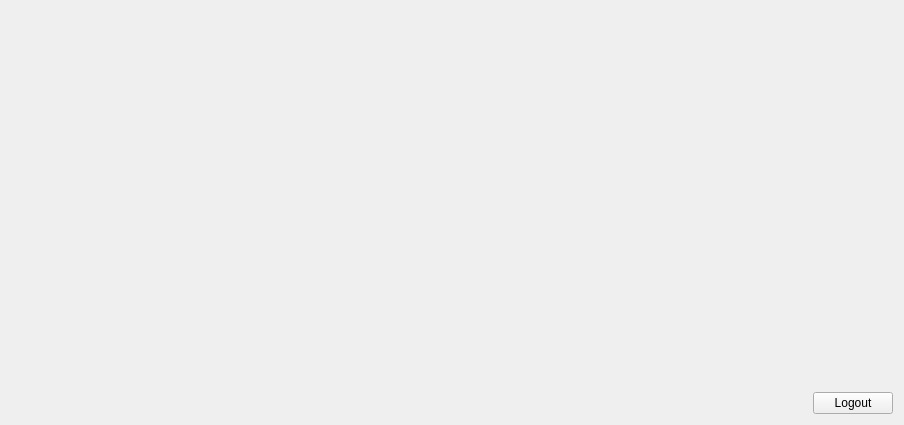
Before: the Qt Designer form Qt-Widgets-Examples/QStackedWidget-Example/src/screen/ui/MainMenuScreen.ui in STyulenev/Qt-CPP-Examples, drawn with Qt 5.
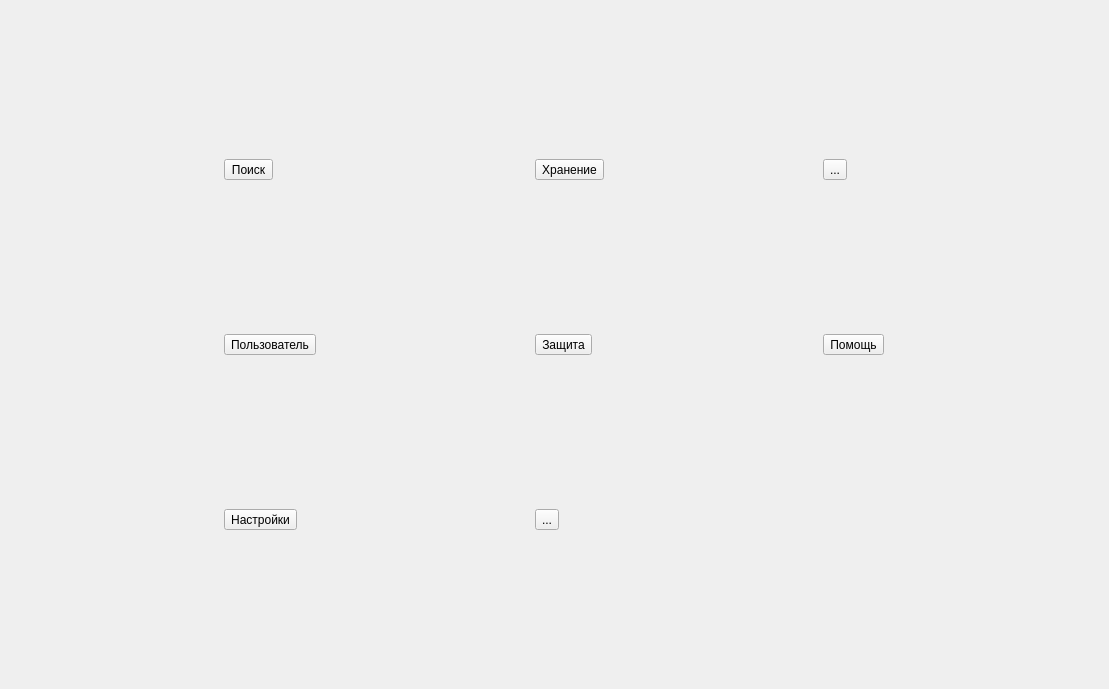
After: the same form once the commit is applied. Icons and pictures are not drawn.

Commit message: Added several screens

What changed in the file:
```diff
--- a/Qt-Widgets-Examples/QStackedWidget-Example/src/screen/ui/MainMenuScreen.ui
+++ b/Qt-Widgets-Examples/QStackedWidget-Example/src/screen/ui/MainMenuScreen.ui
@@ -6,8 +6,8 @@
    <rect>
     <x>0</x>
     <y>0</y>
-    <width>904</width>
-    <height>425</height>
+    <width>1109</width>
+    <height>689</height>
    </rect>
   </property>
   <property name="windowTitle">
@@ -15,45 +15,164 @@
   </property>
   <layout class="QGridLayout" name="gridLayout">
    <item row="0" column="0">
-    <layout class="QVBoxLayout" name="verticalLayout">
-     <item>
-      <spacer name="verticalSpacer">
-       <property name="orientation">
-        <enum>Qt::Vertical</enum>
-       </property>
-       <property name="sizeHint" stdset="0">
-        <size>
-         <width>20</width>
-         <height>40</height>
-        </size>
-       </property>
-      </spacer>
-     </item>
-     <item>
-      <layout class="QHBoxLayout" name="horizontalLayout">
-       <item>
-        <spacer name="horizontalSpacer">
-         <property name="orientation">
-          <enum>Qt::Horizontal</enum>
-         </property>
-         <property name="sizeHint" stdset="0">
-          <size>
-           <width>40</width>
-           <height>20</height>
-          </size>
-         </property>
-        </spacer>
-       </item>
-       <item>
-        <widget class="QPushButton" name="pushButton">
-         <property name="text">
-          <string>Logout</string>
-         </property>
-        </widget>
-       </item>
-      </layout>
-     </item>
-    </layout>
+    <widget class="QToolButton" name="toolButton">
+     <property name="text">
+      <string>Поиск</string>
+     </property>
+     <property name="icon">
+      <iconset resource="../../../resource.qrc">
+       <normaloff>:/res/icon/main_data.png</normaloff>:/res/icon/main_data.png</iconset>
+     </property>
+     <property name="iconSize">
+      <size>
+       <width>128</width>
+       <height>128</height>
+      </size>
+     </property>
+     <property name="toolButtonStyle">
+      <enum>Qt::ToolButtonTextUnderIcon</enum>
+     </property>
+    </widget>
+   </item>
+   <item row="0" column="1">
+    <widget class="QToolButton" name="toolButton_2">
+     <property name="text">
+      <string>Хранение</string>
+     </property>
+     <property name="icon">
+      <iconset resource="../../../resource.qrc">
+       <normaloff>:/res/icon/main_about.png</normaloff>:/res/icon/main_about.png</iconset>
+     </property>
+     <property name="iconSize">
+      <size>
+       <width>128</width>
+       <height>128</height>
+      </size>
+     </property>
+     <property name="toolButtonStyle">
+      <enum>Qt::ToolButtonTextUnderIcon</enum>
+     </property>
+    </widget>
+   </item>
+   <item row="0" column="2">
+    <widget class="QToolButton" name="toolButton_3">
+     <property name="text">
+      <string>...</string>
+     </property>
+     <property name="icon">
+      <iconset resource="../../../resource.qrc">
+       <normaloff>:/res/icon/main_company.png</normaloff>:/res/icon/main_company.png</iconset>
+     </property>
+     <property name="iconSize">
+      <size>
+       <width>128</width>
+       <height>128</height>
+      </size>
+     </property>
+     <property name="toolButtonStyle">
+      <enum>Qt::ToolButtonTextUnderIcon</enum>
+     </property>
+    </widget>
+   </item>
+   <item row="1" column="0">
+    <widget class="QToolButton" name="userScreenButton">
+     <property name="text">
+      <string>Пользователь</string>
+     </property>
+     <property name="icon">
+      <iconset resource="../../../resource.qrc">
+       <normaloff>:/res/icon/main_person.png</normaloff>:/res/icon/main_person.png</iconset>
+     </property>
+     <property name="iconSize">
+      <size>
+       <width>128</width>
+       <height>128</height>
+      </size>
+     </property>
+     <property name="toolButtonStyle">
+      <enum>Qt::ToolButtonTextUnderIcon</enum>
+     </property>
+    </widget>
+   </item>
+   <item row="1" column="1">
+    <widget class="QToolButton" name="toolButton_7">
+     <property name="text">
+      <string>Защита</string>
+     </property>
+     <property name="icon">
+      <iconset resource="../../../resource.qrc">
+       <normaloff>:/res/icon/main_main.png</normaloff>:/res/icon/main_main.png</iconset>
+     </property>
+     <property name="iconSize">
+      <size>
+       <width>128</width>
+       <height>128</height>
+      </size>
+     </property>
+     <property name="toolButtonStyle">
+      <enum>Qt::ToolButtonTextUnderIcon</enum>
+     </property>
+    </widget>
+   </item>
+   <item row="1" column="2">
+    <widget class="QToolButton" name="toolButton_6">
+     <property name="text">
+      <string>Помощь</string>
+     </property>
+     <property name="icon">
+      <iconset resource="../../../resource.qrc">
+       <normaloff>:/res/icon/main_help.png</normaloff>:/res/icon/main_help.png</iconset>
+     </property>
+     <property name="iconSize">
+      <size>
+       <width>128</width>
+       <height>128</height>
+      </size>
+     </property>
+     <property name="toolButtonStyle">
+      <enum>Qt::ToolButtonTextUnderIcon</enum>
+     </property>
+    </widget>
+   </item>
+   <item row="2" column="0">
+    <widget class="QToolButton" name="settingScreenButton">
+     <property name="text">
+      <string>Настройки</string>
+     </property>
+     <property name="icon">
+      <iconset resource="../../../resource.qrc">
+       <normaloff>:/res/icon/main_config.png</normaloff>:/res/icon/main_config.png</iconset>
+     </property>
+     <property name="iconSize">
+      <size>
+       <width>128</width>
+       <height>128</height>
+      </size>
+     </property>
+     <property name="toolButtonStyle">
+      <enum>Qt::ToolButtonTextUnderIcon</enum>
+     </property>
+    </widget>
+   </item>
+   <item row="2" column="1">
+    <widget class="QToolButton" name="toolButton_5">
+     <property name="text">
+      <string>...</string>
+     </property>
+     <property name="icon">
+      <iconset resource="../../../resource.qrc">
+       <normaloff>:/res/icon/main_exit.png</normaloff>:/res/icon/main_exit.png</iconset>
+     </property>
+     <property name="iconSize">
+      <size>
+       <width>128</width>
+       <height>128</height>
+      </size>
+     </property>
+     <property name="toolButtonStyle">
+      <enum>Qt::ToolButtonTextUnderIcon</enum>
+     </property>
+    </widget>
    </item>
   </layout>
  </widget>
```
Left out of the diff: 4 changed lines with no effect on the pictures. The commit also changes 23 other files.
